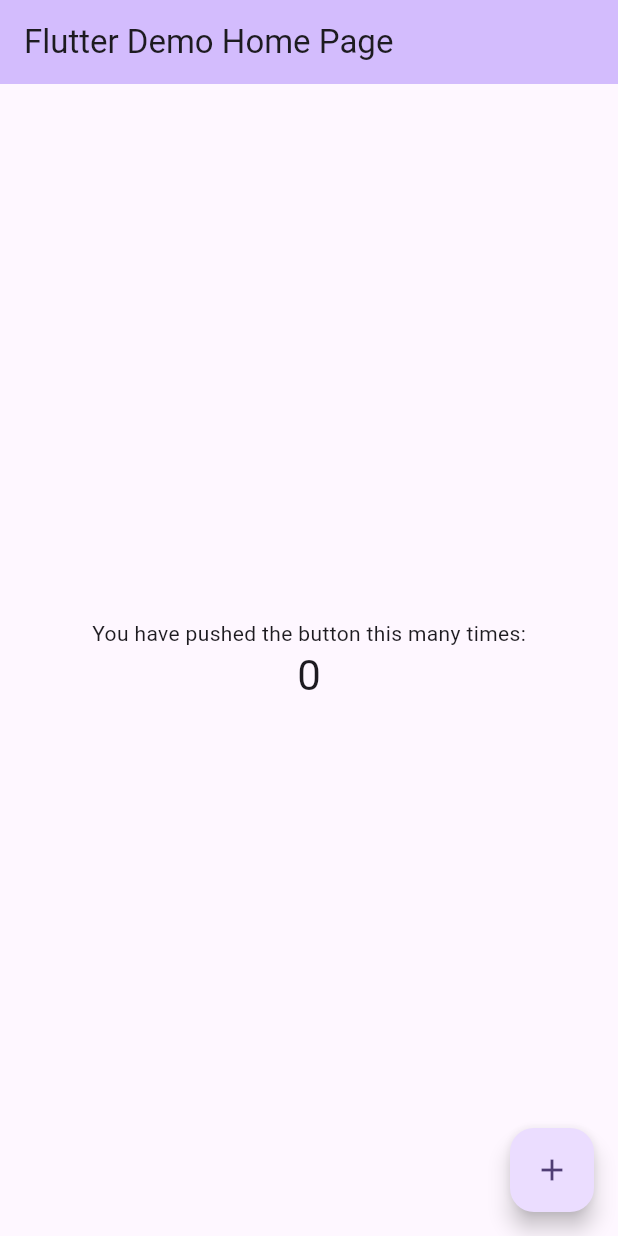
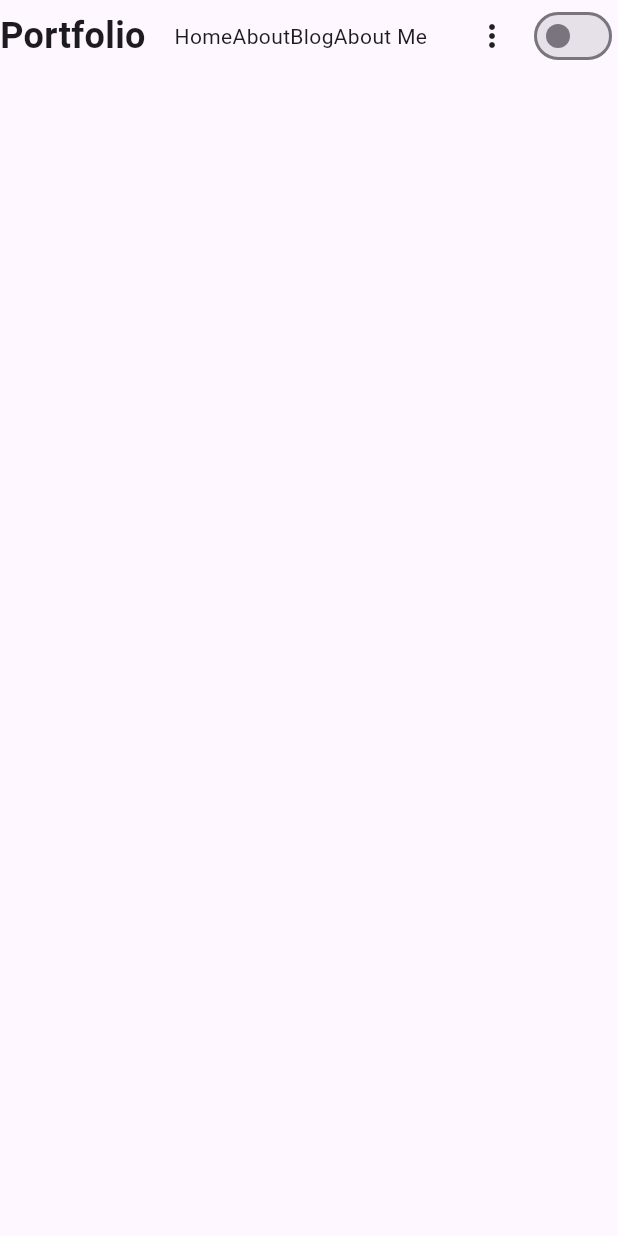
Before and after one commit to HazemHamdy7/my_prtofolio, a Flutter app: the screen it shows after launch, on a phone screen of 412 x 824 dp. Run offline on Flutter 3.47's test engine with Material 3 defaults, Android fonts, the light colour scheme and no system bars.

Commit message:
Add initial implementation of text styles and main application structure

```diff
--- /dev/null
+++ b/lib/app_text_styles.dart
@@ -0,0 +1,53 @@
+import 'package:flutter/material.dart';
+
+abstract class AppTextStyles {
+  TextStyle get titleSimeBold;
+  TextStyle get bodyMdMedium;
+  TextStyle get titleLgBold;
+  TextStyle get titleMdMedium;
+  TextStyle get bodyleLgBold;
+  TextStyle get bodyLgMedium;
+}
+
+class SmallTextStyles extends AppTextStyles {
+  @override
+  TextStyle get titleSimeBold =>
+      const TextStyle(fontSize: 20, fontWeight: FontWeight.w600);
+  @override
+  TextStyle get bodyMdMedium =>
+      const TextStyle(fontSize: 16, fontWeight: FontWeight.w500);
+  @override
+  TextStyle get titleLgBold =>
+      const TextStyle(fontSize: 24, fontWeight: FontWeight.w600);
+  @override
+  TextStyle get titleMdMedium =>
+      const TextStyle(fontSize: 20, fontWeight: FontWeight.w500);
+  @override
+  TextStyle get bodyleLgBold =>
+      const TextStyle(fontSize: 24, fontWeight: FontWeight.w600);
+  @override
+  TextStyle get bodyLgMedium =>
+      const TextStyle(fontSize: 20, fontWeight: FontWeight.w500);
+}
+
+
+class LargeTextStyles extends AppTextStyles {
+  @override
+  TextStyle get titleSimeBold =>
+      const TextStyle(fontSize: 20, fontWeight: FontWeight.w600);
+  @override
+  TextStyle get bodyMdMedium =>
+      const TextStyle(fontSize: 16, fontWeight: FontWeight.w500);
+  @override
+  TextStyle get titleLgBold =>
+      const TextStyle(fontSize: 24, fontWeight: FontWeight.w600);
+  @override
+  TextStyle get titleMdMedium =>
+      const TextStyle(fontSize: 20, fontWeight: FontWeight.w500);
+  @override
+  TextStyle get bodyleLgBold =>
+      const TextStyle(fontSize: 24, fontWeight: FontWeight.w600);
+  @override
+  TextStyle get bodyLgMedium =>
+      const TextStyle(fontSize: 20, fontWeight: FontWeight.w500);
+}
--- /dev/null
+++ b/lib/home_page.dart
@@ -0,0 +1,11 @@
+import 'package:flutter/material.dart';
+import 'package:my_prtofolio/my_app_bar.dart';
+
+class HomePage extends StatelessWidget {
+  const HomePage({super.key});
+
+  @override
+  Widget build(BuildContext context) {
+    return Scaffold(body: MyAppBar());
+  }
+}
--- a/lib/main.dart
+++ b/lib/main.dart
@@ -1,4 +1,5 @@
 import 'package:flutter/material.dart';
+import 'package:my_prtofolio/home_page.dart';
 
 void main() {
   runApp(const MyApp());
@@ -7,116 +8,15 @@ void main() {
 class MyApp extends StatelessWidget {
   const MyApp({super.key});
 
-  // This widget is the root of your application.
   @override
   Widget build(BuildContext context) {
     return MaterialApp(
       title: 'Flutter Demo',
       theme: ThemeData(
-        // This is the theme of your application.
-        //
-        // TRY THIS: Try running your application with "flutter run". You'll see
-        // the application has a purple toolbar. Then, without quitting the app,
-        // try changing the seedColor in the colorScheme below to Colors.green
-        // and then invoke "hot reload" (save your changes or press the "hot
-        // reload" button in a Flutter-supported IDE, or press "r" if you used
-        // the command line to start the app).
-        //
-        // Notice that the counter didn't reset back to zero; the application
-        // state is not lost during the reload. To reset the state, use hot
-        // restart instead.
-        //
-        // This works for code too, not just values: Most code changes can be
-        // tested with just a hot reload.
-        colorScheme: ColorScheme.fromSeed(seedColor: Colors.deepPurple),
+
       ),
-      home: const MyHomePage(title: 'Flutter Demo Home Page'),
+      home: const HomePage(),
+      debugShowCheckedModeBanner: false,
     );
   }
 }
-
-class MyHomePage extends StatefulWidget {
-  const MyHomePage({super.key, required this.title});
-
-  // This widget is the home page of your application. It is stateful, meaning
-  // that it has a State object (defined below) that contains fields that affect
-  // how it looks.
-
-  // This class is the configuration for the state. It holds the values (in this
-  // case the title) provided by the parent (in this case the App widget) and
-  // used by the build method of the State. Fields in a Widget subclass are
-  // always marked "final".
-
-  final String title;
-
-  @override
-  State<MyHomePage> createState() => _MyHomePageState();
-}
-
-class _MyHomePageState extends State<MyHomePage> {
-  int _counter = 0;
-
-  void _incrementCounter() {
-    setState(() {
-      // This call to setState tells the Flutter framework that something has
-      // changed in this State, which causes it to rerun the build method below
-      // so that the display can reflect the updated values. If we changed
-      // _counter without calling setState(), then the build method would not be
-      // called again, and so nothing would appear to happen.
-      _counter++;
-    });
-  }
-
-  @override
-  Widget build(BuildContext context) {
-    // This method is rerun every time setState is called, for instance as done
-    // by the _incrementCounter method above.
-    //
-    // The Flutter framework has been optimized to make rerunning build methods
-    // fast, so that you can just rebuild anything that needs updating rather
-    // than having to individually change instances of widgets.
-    return Scaffold(
-      appBar: AppBar(
-        // TRY THIS: Try changing the color here to a specific color (to
-        // Colors.amber, perhaps?) and trigger a hot reload to see the AppBar
-        // change color while the other colors stay the same.
-        backgroundColor: Theme.of(context).colorScheme.inversePrimary,
-        // Here we take the value from the MyHomePage object that was created by
-        // the App.build method, and use it to set our appbar title.
-        title: Text(widget.title),
-      ),
-      body: Center(
-        // Center is a layout widget. It takes a single child and positions it
-        // in the middle of the parent.
-        child: Column(
-          // Column is also a layout widget. It takes a list of children and
-          // arranges them vertically. By default, it sizes itself to fit its
-          // children horizontally, and tries to be as tall as its parent.
-          //
-          // Column has various properties to control how it sizes itself and
-          // how it positions its children. Here we use mainAxisAlignment to
-          // center the children vertically; the main axis here is the vertical
-          // axis because Columns are vertical (the cross axis would be
-          // horizontal).
-          //
-          // TRY THIS: Invoke "debug painting" (choose the "Toggle Debug Paint"
-          // action in the IDE, or press "p" in the console), to see the
-          // wireframe for each widget.
-          mainAxisAlignment: MainAxisAlignment.center,
-          children: <Widget>[
-            const Text('You have pushed the button this many times:'),
-            Text(
-              '$_counter',
-              style: Theme.of(context).textTheme.headlineMedium,
-            ),
-          ],
-        ),
-      ),
-      floatingActionButton: FloatingActionButton(
-        onPressed: _incrementCounter,
-        tooltip: 'Increment',
-        child: const Icon(Icons.add),
-      ), // This trailing comma makes auto-formatting nicer for build methods.
-    );
-  }
-}
--- /dev/null
+++ b/lib/my_app_bar.dart
@@ -0,0 +1,70 @@
+import 'package:flutter/material.dart';
+import 'package:my_prtofolio/app_text_styles.dart';
+
+class MyAppBar extends StatelessWidget {
+  const MyAppBar({super.key});
+
+  @override
+  Widget build(BuildContext context) {
+    return Row(
+      children: [
+        AppLogo(),
+        Spacer(),
+        AppMenus(),
+        Spacer(),
+        LanguageToggle(),
+        ThemeToggle(),
+      ],
+    );
+  }
+}
+
+class AppLogo extends StatelessWidget {
+  const AppLogo({super.key});
+
+  @override
+  Widget build(BuildContext context) {
+    return Text('Portfolio', style: LargeTextStyles().titleLgBold);
+  }
+}
+
+class AppMenus extends StatelessWidget {
+  const AppMenus({super.key});
+
+  @override
+  Widget build(BuildContext context) {
+    return Row(
+      children: const [
+        Text('Home'),
+        Text('About'),
+        Text('Blog'),
+        Text('About Me'),
+      ],
+    );
+  }
+}
+
+class LanguageToggle extends StatelessWidget {
+  const LanguageToggle({super.key});
+
+  @override
+  Widget build(BuildContext context) {
+    return PopupMenuButton(
+      itemBuilder:
+          (context) => [
+            PopupMenuItem(child: Text('Arabic')),
+            PopupMenuItem(child: Text('English')),
+            PopupMenuItem(child: Text('French')),
+          ],
+    );
+  }
+}
+
+class ThemeToggle extends StatelessWidget {
+  const ThemeToggle({super.key});
+
+  @override
+  Widget build(BuildContext context) {
+    return Switch(value: false, onChanged: (value) {});
+  }
+}
```
